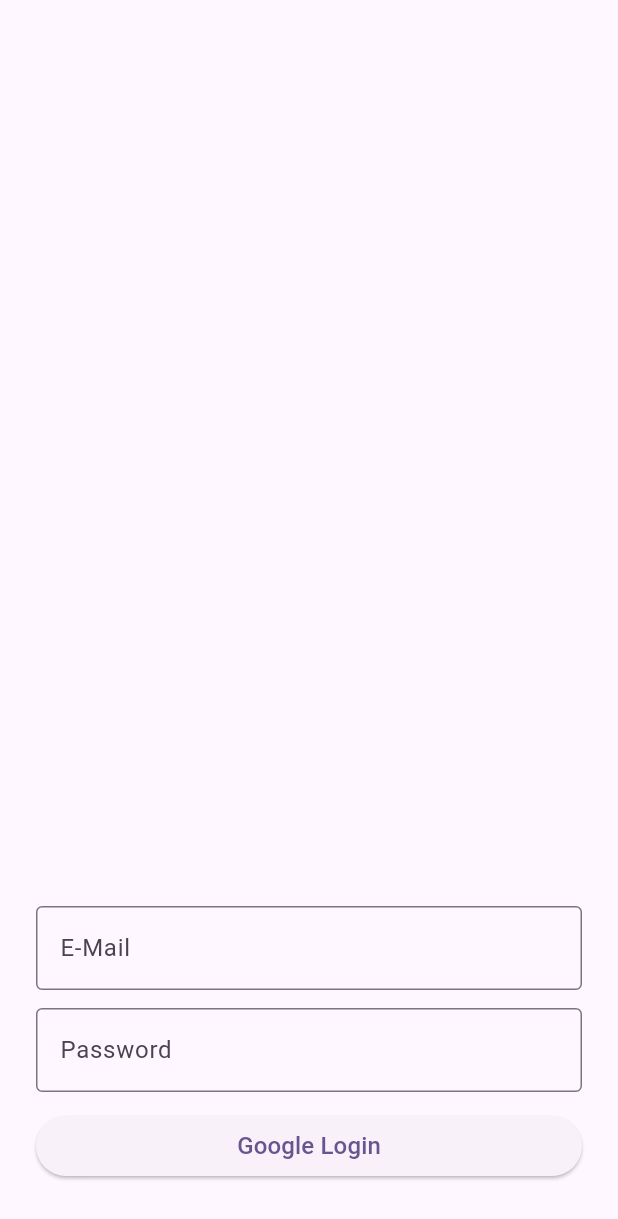
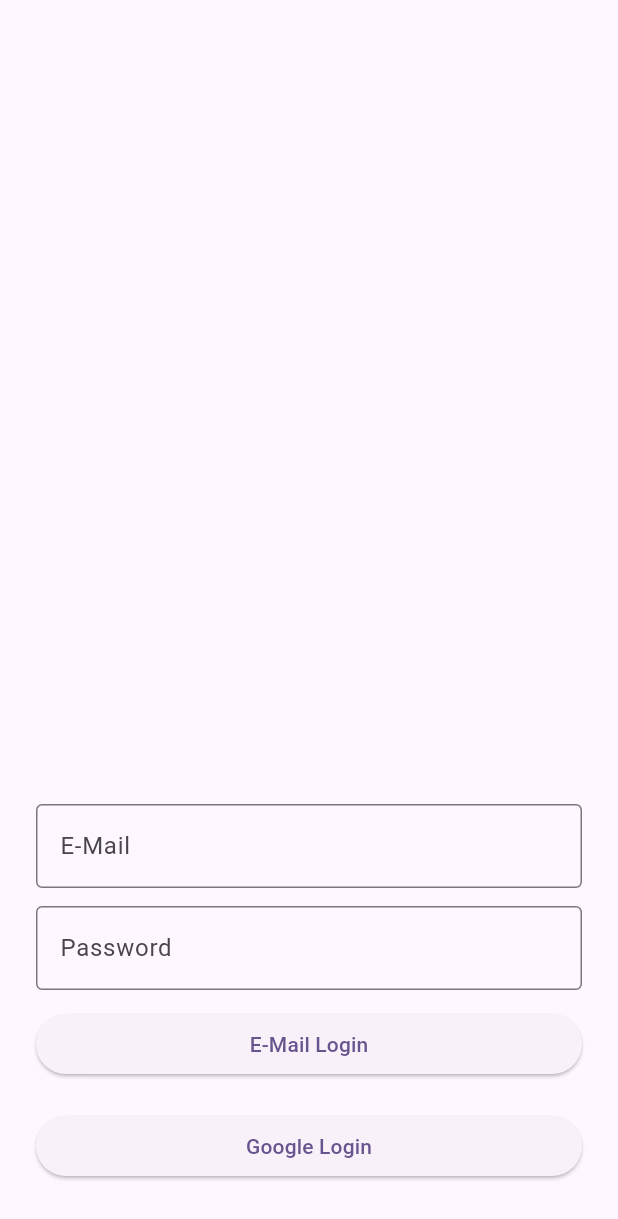
Before and after one commit to seogi1004/flutter-for-beginners, a Flutter app: the screen it shows after launch, on a phone screen of 412 x 824 dp. Shown: the top 1219 px of the screen. Run offline on Flutter 3.47's test engine with Material 2 defaults, Android fonts, the phone set to English and light mode, and no system bars; our stand-ins replace firebase_auth, firebase_core, google_sign_in, shared_preferences; accounts and stored records are empty.

Commit message:
로그인 폼 추가

```diff
--- a/google_auth/lib/screens/login.dart
+++ b/google_auth/lib/screens/login.dart
@@ -1,6 +1,7 @@
 import 'package:flutter/material.dart';
 import 'package:firebase_auth/firebase_auth.dart';
 import 'package:google_sign_in/google_sign_in.dart';
+import 'package:google_auth/widgets/login_form.dart';
 
 class LoginPage extends StatefulWidget {
   const LoginPage({super.key});
@@ -10,24 +11,14 @@ class LoginPage extends StatefulWidget {
 }
 
 class _LoginPageState extends State<LoginPage> {
-  final emailController = TextEditingController();
-  final passwordController = TextEditingController();
-
   Future<UserCredential> signInWithGoogle() async {
-    // Trigger the authentication flow
     final GoogleSignInAccount? googleUser = await GoogleSignIn().signIn();
-
-    // Obtain the auth details from the request
     final GoogleSignInAuthentication? googleAuth =
         await googleUser?.authentication;
-
-    // Create a new credential
     final credential = GoogleAuthProvider.credential(
       accessToken: googleAuth?.accessToken,
       idToken: googleAuth?.idToken,
     );
-
-    // Once signed in, return the UserCredential
     return await FirebaseAuth.instance.signInWithCredential(credential);
   }
 
@@ -41,30 +32,14 @@ class _LoginPageState extends State<LoginPage> {
             mainAxisAlignment: MainAxisAlignment.end,
             crossAxisAlignment: CrossAxisAlignment.stretch,
             children: [
-              TextField(
-                controller: emailController,
-                decoration: const InputDecoration(
-                  border: OutlineInputBorder(),
-                  labelText: 'E-Mail',
-                ),
-              ),
-              const SizedBox(height: 12),
-              TextField(
-                controller: passwordController,
-                decoration: const InputDecoration(
-                  border: OutlineInputBorder(),
-                  labelText: 'Password',
-                ),
-                obscureText: true,
-              ),
-              const SizedBox(height: 12),
+              const LoginForm(),
+              const SizedBox(height: 8),
               ElevatedButton(
                 onPressed: () async {
                   var user = await signInWithGoogle();
                 },
                 child: const Text(
                   "Google Login",
-                  style: TextStyle(fontSize: 16),
                 ),
               )
             ],
--- /dev/null
+++ b/google_auth/lib/widgets/login_form.dart
@@ -0,0 +1,71 @@
+import 'package:flutter/material.dart';
+
+class LoginForm extends StatefulWidget {
+  const LoginForm({super.key});
+
+  @override
+  LoginFormState createState() {
+    return LoginFormState();
+  }
+}
+
+class LoginFormState extends State<LoginForm> {
+  final _formKey = GlobalKey<FormState>();
+  final _emailCtrl = TextEditingController();
+  final _passwordCtrl = TextEditingController();
+
+  @override
+  Widget build(BuildContext context) {
+    return Form(
+      key: _formKey,
+      child: Column(
+        crossAxisAlignment: CrossAxisAlignment.stretch,
+        children: [
+          TextFormField(
+            controller: _emailCtrl,
+            decoration: const InputDecoration(
+              border: OutlineInputBorder(),
+              labelText: 'E-Mail',
+            ),
+            validator: (value) {
+              if (value == null || value.isEmpty) {
+                return 'Please enter some text';
+              }
+              return null;
+            },
+          ),
+          const SizedBox(height: 12),
+          TextFormField(
+            controller: _passwordCtrl,
+            decoration: const InputDecoration(
+              border: OutlineInputBorder(),
+              labelText: 'Password',
+            ),
+            validator: (value) {
+              if (value == null || value.isEmpty) {
+                return 'Please enter some text';
+              }
+              return null;
+            },
+            obscureText: true,
+          ),
+          Padding(
+            padding: const EdgeInsets.symmetric(vertical: 12),
+            child: ElevatedButton(
+              onPressed: () {
+                if (_formKey.currentState!.validate()) {
+                  print('${_emailCtrl.text} : ${_passwordCtrl.text}');
+
+                  ScaffoldMessenger.of(context).showSnackBar(
+                    const SnackBar(content: Text('Processing Data')),
+                  );
+                }
+              },
+              child: const Text('E-Mail Login'),
+            ),
+          ),
+        ],
+      ),
+    );
+  }
+}
```
